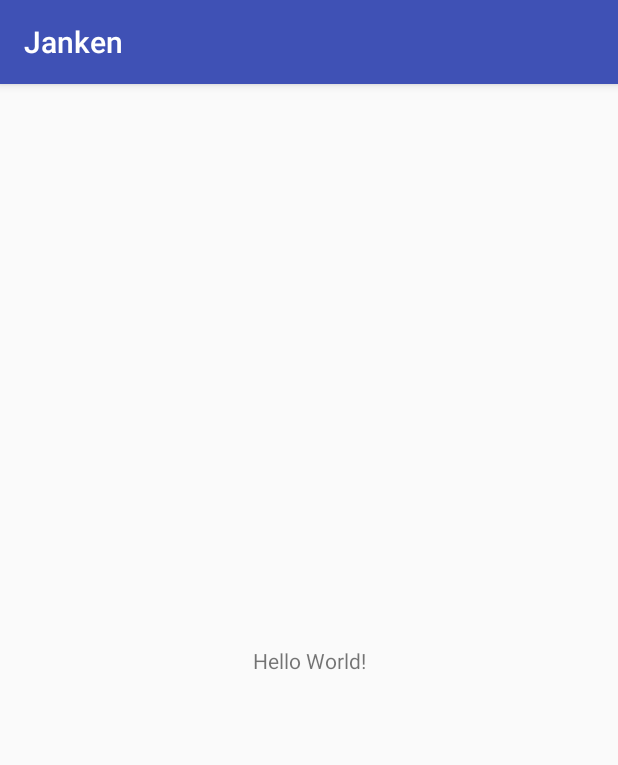
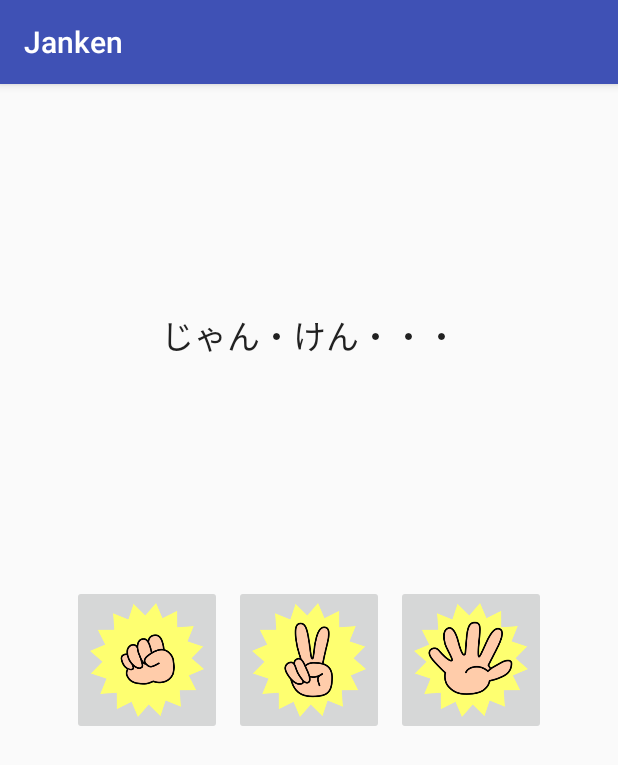
Before and after one commit to c0tt0n-candy/first-android-programming, an Android app: the screen it shows after launch (MainActivity), on a phone screen of 412 x 824 dp. Shown: the top 765 px of the screen. Run offline under Robolectric (Android 15) with nearby library versions, the phone set to English and light mode, and no system bars.

Commit message:
create main screen

```diff
--- a/Janken/app/src/main/java/com/first/c0tt0n/janken/MainActivity.kt
+++ b/Janken/app/src/main/java/com/first/c0tt0n/janken/MainActivity.kt
@@ -1,12 +1,24 @@
 package com.first.c0tt0n.janken
 
+import android.os.Bundle
 import android.support.v7.app.AppCompatActivity
-import android.os.Bundle
+import android.view.View
+import kotlinx.android.synthetic.main.activity_main.choki
+import kotlinx.android.synthetic.main.activity_main.gu
+import kotlinx.android.synthetic.main.activity_main.pa
 
 class MainActivity : AppCompatActivity() {
 
   override fun onCreate(savedInstanceState: Bundle?) {
     super.onCreate(savedInstanceState)
     setContentView(R.layout.activity_main)
+
+    gu.setOnClickListener { onJankenButtonTapped(it) }
+    choki.setOnClickListener { onJankenButtonTapped(it) }
+    pa.setOnClickListener { onJankenButtonTapped(it) }
+  }
+
+  fun onJankenButtonTapped(view: View?) {
+    // TODO: start ResultActivity
   }
 }
--- a/Janken/app/src/main/res/layout/activity_main.xml
+++ b/Janken/app/src/main/res/layout/activity_main.xml
@@ -9,13 +9,53 @@
     >
 
   <TextView
+      android:id="@+id/label"
       android:layout_width="wrap_content"
       android:layout_height="wrap_content"
-      android:text="Hello World!"
-      app:layout_constraintBottom_toBottomOf="parent"
-      app:layout_constraintLeft_toLeftOf="parent"
-      app:layout_constraintRight_toRightOf="parent"
+      android:layout_marginBottom="8dp"
+      android:layout_marginEnd="8dp"
+      android:layout_marginStart="8dp"
+      android:layout_marginTop="8dp"
+      android:text="@string/janken_label"
+      android:textAppearance="@style/TextAppearance.AppCompat.Large"
+      app:layout_constraintBottom_toTopOf="@+id/choki"
+      app:layout_constraintEnd_toEndOf="parent"
+      app:layout_constraintStart_toStartOf="parent"
       app:layout_constraintTop_toTopOf="parent"
       />
-
+  <ImageButton
+      android:id="@+id/choki"
+      android:layout_width="100dp"
+      android:layout_height="100dp"
+      android:layout_marginBottom="8dp"
+      android:layout_marginEnd="8dp"
+      android:layout_marginStart="8dp"
+      android:layout_marginTop="8dp"
+      android:scaleType="fitCenter"
+      app:layout_constraintBottom_toBottomOf="parent"
+      app:layout_constraintEnd_toEndOf="parent"
+      app:layout_constraintStart_toStartOf="parent"
+      app:layout_constraintTop_toTopOf="parent"
+      app:srcCompat="@drawable/choki"
+      />
+  <ImageButton
+      android:id="@+id/pa"
+      android:layout_width="100dp"
+      android:layout_height="100dp"
+      android:layout_marginStart="8dp"
+      android:scaleType="fitCenter"
+      app:layout_constraintStart_toEndOf="@+id/choki"
+      app:layout_constraintTop_toTopOf="@+id/choki"
+      app:srcCompat="@drawable/pa"
+      />
+  <ImageButton
+      android:id="@+id/gu"
+      android:layout_width="100dp"
+      android:layout_height="100dp"
+      android:layout_marginEnd="8dp"
+      android:scaleType="fitCenter"
+      app:layout_constraintEnd_toStartOf="@+id/choki"
+      app:layout_constraintTop_toTopOf="@+id/choki"
+      app:srcCompat="@drawable/gu"
+      />
 </android.support.constraint.ConstraintLayout>
--- a/Janken/app/src/main/res/values/strings.xml
+++ b/Janken/app/src/main/res/values/strings.xml
@@ -1,3 +1,4 @@
 <resources>
   <string name="app_name">Janken</string>
+  <string name="janken_label">じゃん・けん・・・</string>
 </resources>
```
